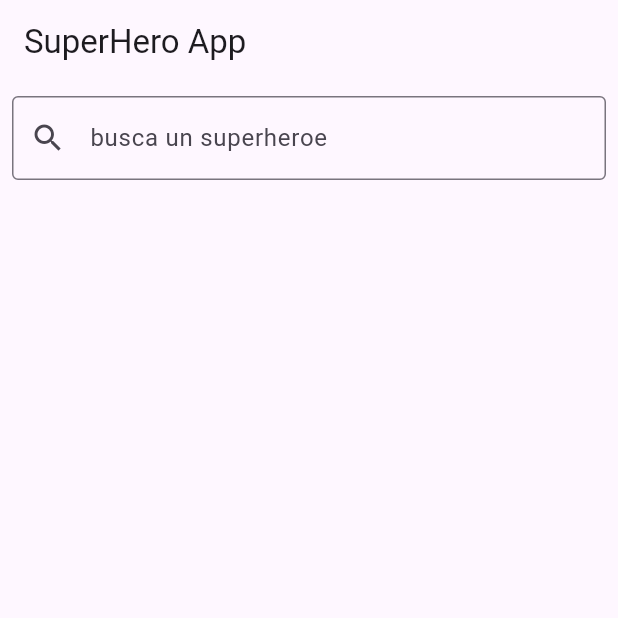
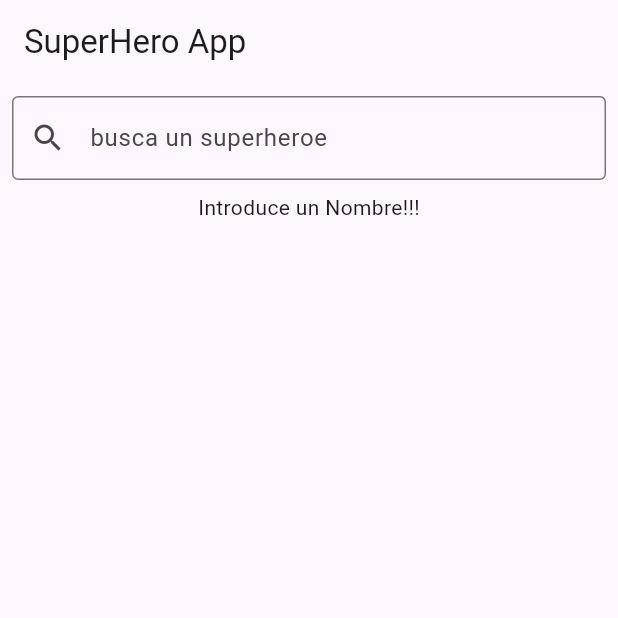
Before and after one commit to taddeiPablo/Flutter_Projects, a Flutter app: the screen it shows after launch, on a phone screen of 412 x 824 dp, the top half of it. Run offline on Flutter 3.47's test engine with Material 3 defaults, Android fonts, the phone set to English and light mode, and no system bars; missing offline and left inert: dart:ffi.

Commit message:
continuando con el curso de flutter
continuando con el curso de flutter ya casi culminando la segunda app gran gran curso

```diff
--- /dev/null
+++ b/flutter1/superhero_app/lib/data/model/superhero_details_response.dart
@@ -0,0 +1,19 @@
+class SuperheroDetailsResponse {
+  final String id;
+  final String name;
+  final String url;
+
+  SuperheroDetailsResponse({
+    required this.id,
+    required this.name,
+    required this.url,
+  });
+
+  factory SuperheroDetailsResponse.fromJson(Map<String, dynamic> json) {
+    return SuperheroDetailsResponse(
+      id: json["id"],
+      name: json["name"],
+      url: json["image"]["url"],
+    );
+  }
+}
--- /dev/null
+++ b/flutter1/superhero_app/lib/data/model/superhero_response.dart
@@ -0,0 +1,19 @@
+//
+import 'package:superhero_app/data/model/superhero_details_response.dart';
+
+class SuperHeroResponse {
+  //
+  final String response;
+  final List<SuperheroDetailsResponse> result;
+  //
+  SuperHeroResponse({required this.response, required this.result});
+
+  //
+  factory SuperHeroResponse.fromJson(Map<String, dynamic> json) {
+    var list = json["results"] as List;
+    List<SuperheroDetailsResponse> heroList =
+        list.map((hero) => SuperheroDetailsResponse.fromJson(hero)).toList();
+
+    return SuperHeroResponse(response: json["response"], result: heroList);
+  }
+}
--- a/flutter1/superhero_app/lib/screens/superhero_search_screen.dart
+++ b/flutter1/superhero_app/lib/screens/superhero_search_screen.dart
@@ -1,5 +1,11 @@
+//
 import 'package:flutter/material.dart';
+import 'package:superhero_app/data/model/superhero_details_response.dart';
+import 'package:superhero_app/data/model/superhero_response.dart';
+import 'package:superhero_app/data/repository.dart';
+import 'package:superhero_app/screens/superhero_details_screen.dart';
 
+//
 class SuperHeroSearchScreen extends StatefulWidget {
   const SuperHeroSearchScreen({super.key});
 
@@ -7,7 +13,16 @@ class SuperHeroSearchScreen extends StatefulWidget {
   State<SuperHeroSearchScreen> createState() => _SuperHeroSearchScreenState();
 }
 
+//
 class _SuperHeroSearchScreenState extends State<SuperHeroSearchScreen> {
+  //
+  Future<SuperHeroResponse?>? _superheroInfo;
+  //
+  Repository repository = Repository();
+  //
+  bool _isTextFieldEmpty = true;
+
+  //
   @override
   Widget build(BuildContext context) {
     return Scaffold(
@@ -22,11 +37,97 @@ class _SuperHeroSearchScreenState extends State<SuperHeroSearchScreen> {
                 prefixIcon: Icon(Icons.search),
                 border: OutlineInputBorder(),
               ),
-              onChanged: (text) {},
+              onChanged: (text) {
+                setState(() {
+                  _isTextFieldEmpty = text.isEmpty;
+                  _superheroInfo = repository.fetchSuperheroInfo(text);
+                });
+              },
             ),
           ),
+          //
+          createList(_isTextFieldEmpty),
         ],
       ),
     );
   }
+
+  //
+  FutureBuilder<SuperHeroResponse?> createList(bool isEmpty) {
+    //
+    return FutureBuilder(
+      future: _superheroInfo,
+      builder: (context, snapshot) {
+        if (isEmpty) return Text("Introduce un Nombre!!!");
+        if (snapshot.connectionState == ConnectionState.waiting) {
+          return CircularProgressIndicator();
+        } else if (snapshot.hasError) {
+          return Text("Error: ${snapshot.error}");
+        } else if (snapshot.hasData) {
+          // snapshot.data?.response
+          var superheroList = snapshot.data?.result;
+          return Expanded(
+            child: ListView.builder(
+              itemCount: superheroList?.length ?? 0,
+              itemBuilder: (context, index) {
+                if (superheroList != null) {
+                  //Text(superheroList[index].name);
+                  return itemSuperHero(superheroList[index]);
+                } else {
+                  return Text("Error !!!");
+                }
+              },
+            ),
+          );
+        } else {
+          return Text("no se encontraron resultados");
+        }
+      },
+    );
+  }
+
+  Padding itemSuperHero(SuperheroDetailsResponse item) => Padding(
+    padding: const EdgeInsets.only(right: 16, left: 16, top: 8, bottom: 8),
+    child: GestureDetector(
+      onTap:
+          () => Navigator.push(
+            context,
+            MaterialPageRoute(
+              builder:
+                  (context) => SuperHeroDetailScreen(superheroDetails: item),
+            ),
+          ),
+      child: Container(
+        decoration: BoxDecoration(
+          borderRadius: BorderRadiusDirectional.circular(16),
+          color: Colors.blue,
+        ),
+        child: Column(
+          children: [
+            ClipRRect(
+              borderRadius: BorderRadius.circular(16),
+              child: Image.network(
+                item.url,
+                height: 250,
+                width: double.infinity,
+                fit: BoxFit.cover,
+                alignment: Alignment(0, -0.6),
+              ),
+            ),
+            Padding(
+              padding: const EdgeInsets.all(8.0),
+              child: Text(
+                item.name,
+                style: TextStyle(
+                  color: Colors.white,
+                  fontSize: 25,
+                  fontWeight: FontWeight.bold,
+                ),
+              ),
+            ),
+          ],
+        ),
+      ),
+    ),
+  );
 }
--- a/flutter1/superhero_app/pubspec.yaml
+++ b/flutter1/superhero_app/pubspec.yaml
@@ -9,6 +9,7 @@ environment:
 dependencies:
   flutter:
     sdk: flutter
+  http: ^1.3.0
 
 dev_dependencies:
   flutter_test:
```
Also changed, not shown: flutter1/superhero_app/lib/data/repository.dart (added, +23 -0 lines), flutter1/superhero_app/lib/screens/superhero_details_screen.dart (added, +31 -0 lines), flutter1/superhero_app/pubspec.lock, 1 other file.
